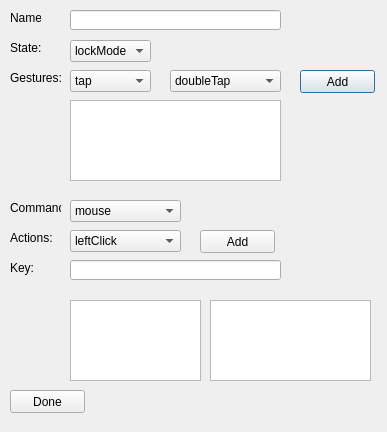
The window that PMMain/Midas/MidasProfileManager/SequenceEditor.ui (jordenh/ProjectMidas) describes before a commit, drawn with Qt 5.
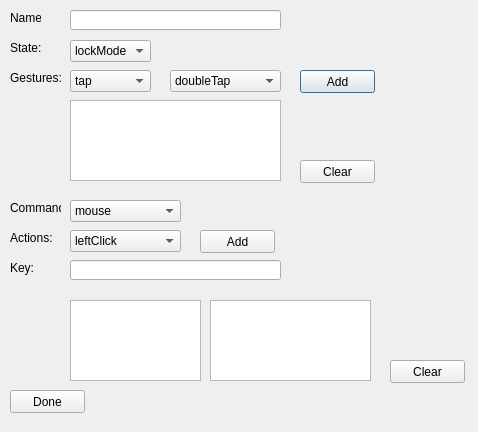
The same window after the commit.

Commit message: allows eitting of sequences. But currently has a bug in the DISPLAY. the actual data is correct...

Diff of the .ui file:
```diff
--- a/PMMain/Midas/MidasProfileManager/SequenceEditor.ui
+++ b/PMMain/Midas/MidasProfileManager/SequenceEditor.ui
@@ -6,7 +6,7 @@
    <rect>
     <x>0</x>
     <y>0</y>
-    <width>387</width>
+    <width>478</width>
     <height>432</height>
    </rect>
   </property>
@@ -357,6 +357,32 @@
     <enum>QAbstractItemView::InternalMove</enum>
    </property>
   </widget>
+  <widget class="QPushButton" name="clearGesturesButton">
+   <property name="geometry">
+    <rect>
+     <x>300</x>
+     <y>160</y>
+     <width>75</width>
+     <height>23</height>
+    </rect>
+   </property>
+   <property name="text">
+    <string>Clear</string>
+   </property>
+  </widget>
+  <widget class="QPushButton" name="clearActionsButton">
+   <property name="geometry">
+    <rect>
+     <x>390</x>
+     <y>360</y>
+     <width>75</width>
+     <height>23</height>
+    </rect>
+   </property>
+   <property name="text">
+    <string>Clear</string>
+   </property>
+  </widget>
  </widget>
  <layoutdefault spacing="6" margin="11"/>
  <resources/>
```
The commit also changes 7 other files.
